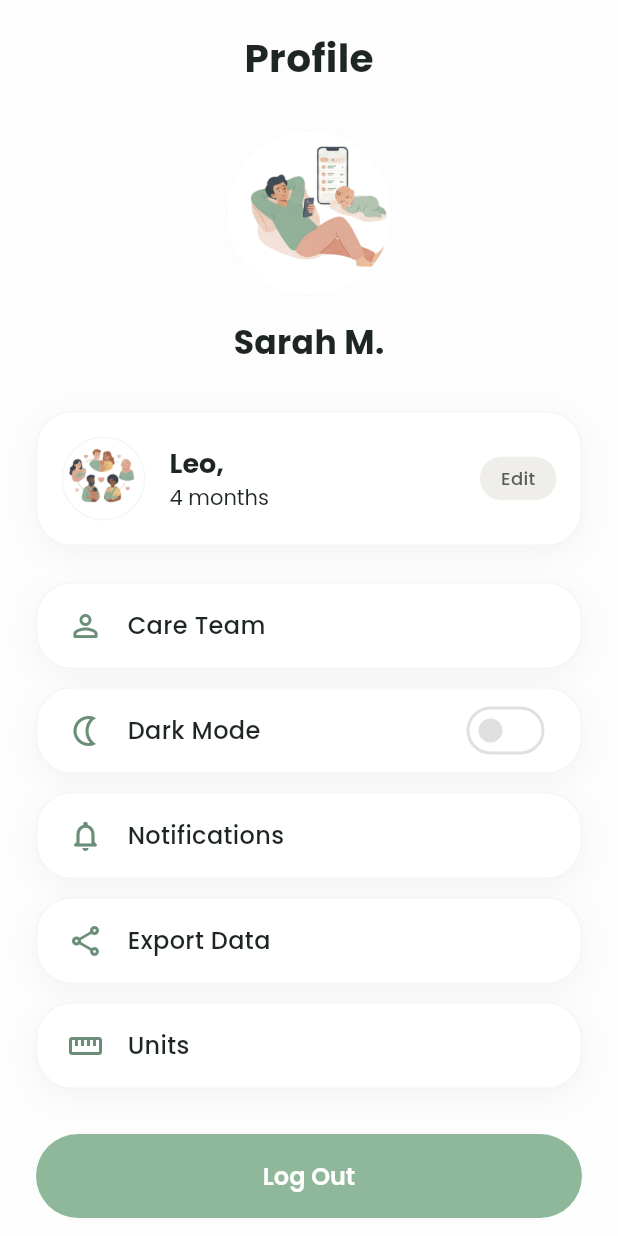
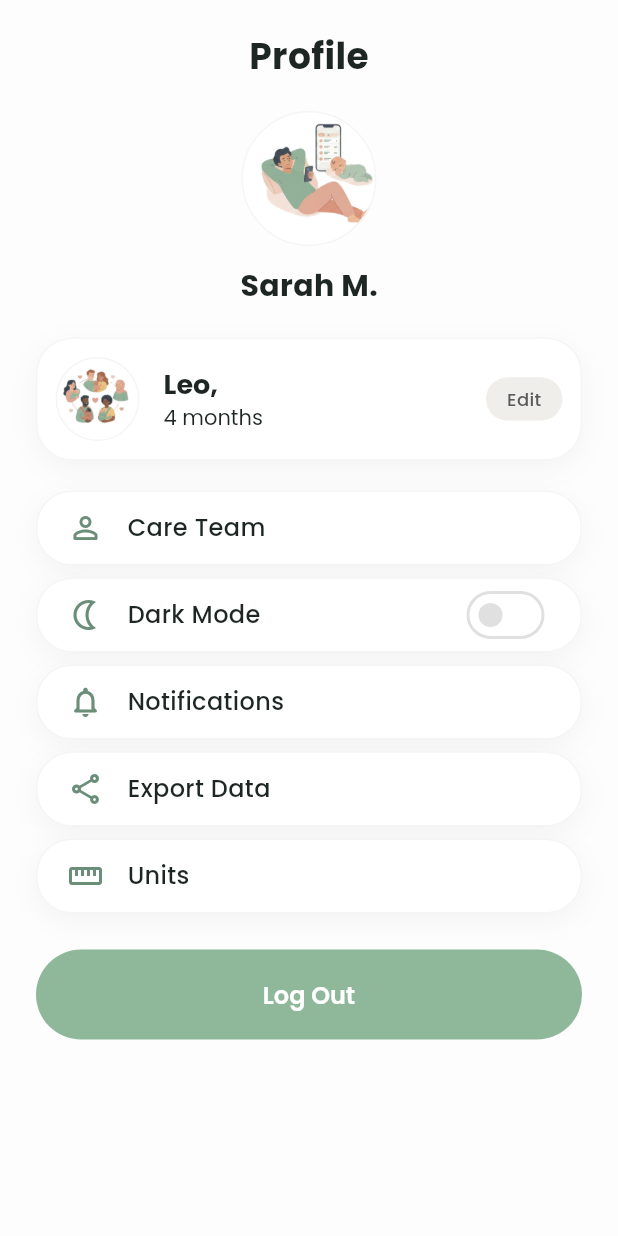
Before and after one commit to Musama987/baby_care, a Flutter app: the ProfileScreen screen opened directly, on a phone screen of 412 x 824 dp. Run offline on Flutter 3.47's test engine with Material 3 defaults, Android fonts, the phone set to English and light mode, and no system bars; our stand-ins replace google_fonts, image_picker, persistent_bottom_nav_bar, timeline_tile.

Commit message:
feat: add profile screen with user details, baby info, and settings options

```diff
--- a/lib/screens/navbar/home/profile/profile.dart
+++ b/lib/screens/navbar/home/profile/profile.dart
@@ -26,17 +26,17 @@ class _ProfileScreenState extends State<ProfileScreen> {
               Text(
                 "Profile",
                 style: GoogleFonts.poppins(
-                  fontSize: 26,
+                  fontSize: 24,
                   fontWeight: FontWeight.bold,
                   color: const Color(0xFF1E2623),
                 ),
               ),
-              const SizedBox(height: 30),
+              const SizedBox(height: 20),
 
               // --- User Avatar ---
               Container(
-                height: 110,
-                width: 110,
+                height: 90,
+                width: 90,
                 decoration: BoxDecoration(
                   shape: BoxShape.circle,
                   color: Colors.grey.shade200,
@@ -44,24 +44,25 @@ class _ProfileScreenState extends State<ProfileScreen> {
                     image: AssetImage('assets/images/men.png'),
                     fit: BoxFit.cover,
                   ),
+                  border: Border.all(color: Colors.grey.shade100),
                 ),
               ),
-              const SizedBox(height: 16),
+              const SizedBox(height: 12),
 
               // --- User Name ---
               Text(
                 "Sarah M.",
                 style: GoogleFonts.poppins(
-                  fontSize: 22,
+                  fontSize: 20,
                   fontWeight: FontWeight.bold,
                   color: const Color(0xFF1E2623),
                 ),
               ),
-              const SizedBox(height: 30),
+              const SizedBox(height: 20),
 
               // --- Baby Details Card (Leo) ---
               Container(
-                padding: const EdgeInsets.all(16),
+                padding: const EdgeInsets.all(12),
                 decoration: BoxDecoration(
                   color: Colors.white, // Pure White
                   borderRadius: BorderRadius.circular(24),
@@ -142,7 +143,7 @@ class _ProfileScreenState extends State<ProfileScreen> {
                   ],
                 ),
               ),
-              const SizedBox(height: 24),
+              const SizedBox(height: 20),
 
               // --- Menu Items (Now matching Leo Card Style) ---
               _buildMenuItem(
@@ -150,7 +151,7 @@ class _ProfileScreenState extends State<ProfileScreen> {
                 text: "Care Team",
                 onTap: () {},
               ),
-              const SizedBox(height: 12),
+              const SizedBox(height: 8),
 
               _buildMenuItem(
                 icon: Icons.nightlight_outlined,
@@ -163,21 +164,21 @@ class _ProfileScreenState extends State<ProfileScreen> {
                   });
                 },
               ),
-              const SizedBox(height: 12),
+              const SizedBox(height: 8),
 
               _buildMenuItem(
                 icon: Icons.notifications_none_rounded,
                 text: "Notifications",
                 onTap: () {},
               ),
-              const SizedBox(height: 12),
+              const SizedBox(height: 8),
 
               _buildMenuItem(
                 icon: Icons.share_outlined,
                 text: "Export Data",
                 onTap: () {},
               ),
-              const SizedBox(height: 12),
+              const SizedBox(height: 8),
 
               _buildMenuItem(
                 icon: Icons.straighten_outlined,
@@ -185,12 +186,12 @@ class _ProfileScreenState extends State<ProfileScreen> {
                 onTap: () {},
               ),
 
-              const SizedBox(height: 30),
+              const SizedBox(height: 24),
 
               // --- Log Out Button ---
               SizedBox(
                 width: double.infinity,
-                height: 56,
+                height: 60,
                 child: ElevatedButton(
                   onPressed: () {
                     Navigator.pushAndRemoveUntil(
@@ -255,7 +256,7 @@ class _ProfileScreenState extends State<ProfileScreen> {
           onTap: isSwitch ? null : onTap,
           borderRadius: BorderRadius.circular(24),
           child: Padding(
-            padding: const EdgeInsets.symmetric(horizontal: 20, vertical: 16),
+            padding: const EdgeInsets.symmetric(horizontal: 20, vertical: 12),
             child: Row(
               children: [
                 Icon(
```
